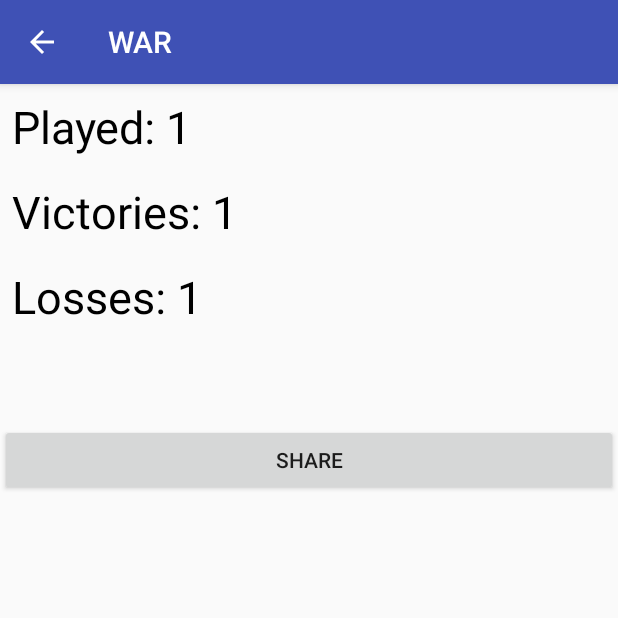
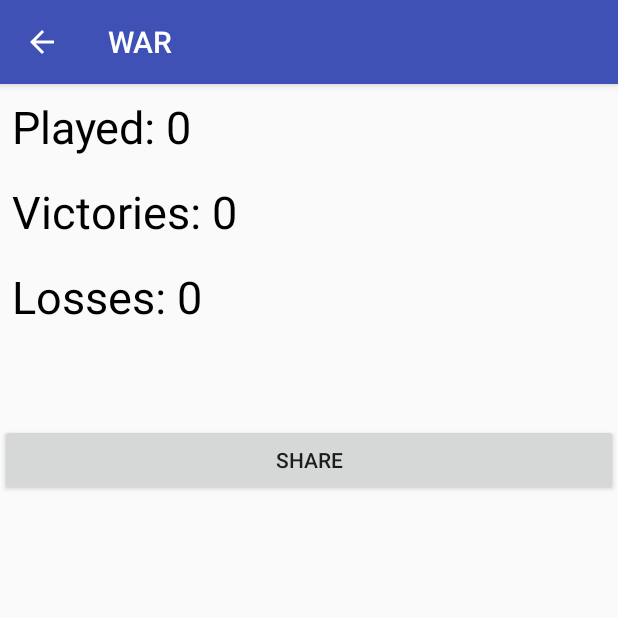
Before and after one commit to OSU-CS492-W18/final-project-team-6, an Android app: the screen it shows after launch (StatsActivity), after a tap on "STATS", on a phone screen of 412 x 824 dp, the top half of it. Run offline under Robolectric (Android 15) with nearby library versions, the phone set to English and light mode, and no system bars.

```diff
--- a/app/src/main/AndroidManifest.xml
+++ b/app/src/main/AndroidManifest.xml
@@ -18,7 +18,9 @@
         </activity>
         <activity
             android:name=".PlayActivity"
-            android:parentActivityName=".MainActivity">
+            android:parentActivityName=".MainActivity"
+            android:screenOrientation="portrait"
+            android:configChanges="orientation|keyboardHidden">
             <meta-data
                 android:name="android.support.PARENT_ACTIVITY"
                 android:value=".MainActivity"/>
--- a/app/src/main/java/com/example/me/war/StatsActivity.java
+++ b/app/src/main/java/com/example/me/war/StatsActivity.java
@@ -2,7 +2,6 @@ package com.example.me.war;
 
 import android.content.ContentValues;
 import android.content.Intent;
-import android.content.SharedPreferences;
 import android.database.Cursor;
 import android.database.sqlite.SQLiteDatabase;
 import android.os.Bundle;
@@ -57,44 +56,42 @@ public class StatsActivity extends AppCompatActivity {
             }
         });
         ArrayList<Integer> savedGamse = getDB();
-        add1(savedGamse.get(0));
+        //add1(savedGamse.get(0)); //--------------------------------------------------------ADD1
         setTVDB();
-//        mWinsTV.setText("Victories: HELLO WORLD I PLAY WAR AND WIN");
-//        mLossesTV.setText("Defeats: DANG IT! I'VE LOST MY GAME");
-//        mGamesPlayedTV.setText("Games Played: I'VE PLAYED THIS MANY GAMES");
-//        mWinLossRatioTV.setText("Win - Loss Ratio: WIN/LOSS");
-
-//        SharedPreferences sharedPreferences = PreferenceManager.getDefaultSharedPreferences(this);
-//        mForecastLocation = sharedPreferences.getString(
-//                getString(R.string.pref_location_key),
-//                getString(R.string.pref_location_default_value)
-//        );
-//        String temperatureUnitsValue = sharedPreferences.getString(
-//                getString(R.string.pref_units_key),
-//                getString(R.string.pref_units_default_value)
-//        );
     }
 
     private ArrayList<Integer> getDB(){
-        Cursor cursor = mDB.query(WarContract.savedGames.TABLE_NAME, null, null, null, null, null, null, null);
-
+        Cursor cursor = mDB.query(
+                WarContract.savedGames.TABLE_NAME,
+                null,
+                null,
+                null,
+                null,
+                null,
+                null,
+                null
+        );
         ArrayList<Integer> savedGames = new ArrayList<>();
-        Log.e("!!!!!!","hererererer");
+        Log.e("StatsActivity","getDB");
         while(cursor.moveToNext()){
             int wins = cursor.getInt(cursor.getColumnIndex(WarContract.savedGames.COLUMN_GAMES_WON));
             savedGames.add(wins); // games[0]
-            Log.e("WINS # SIZE: ", Integer.toString(savedGames.size()));
+            //Log.e("WINS # SIZE: ", Integer.toString(savedGames.size()));
             int loss = cursor.getInt(cursor.getColumnIndex(WarContract.savedGames.COLUMN_GAMES_LOST));
             savedGames.add(loss); //games[1]
             int played = cursor.getInt(cursor.getColumnIndex(WarContract.savedGames.COLUMN_GAMES_PLAYED));
             savedGames.add(played); //games[2]
         }
         cursor.close();
+
         return savedGames;
+    }
+
+    @Override
+    public void onPause() {
+        super.onPause();
 
     }
-
-
 
     public void add1(int vals){
         ContentValues row = new ContentValues();
@@ -104,6 +101,8 @@ public class StatsActivity extends AppCompatActivity {
         mDB.update(WarContract.savedGames.TABLE_NAME, row, null, null);
 
     }
+
+
     private void setTVDB(){
         ArrayList<Integer> savedGames = getDB();
         if(savedGames.size() > 0) {
@@ -119,35 +118,4 @@ public class StatsActivity extends AppCompatActivity {
             mGamesPlayedTV.setText("Played: " + 0);
         }
     }
-//    @Override
-//    public boolean onCreateOptionsMenu(Menu menu) {
-//        getMenuInflater().inflate(R.menu.forecast_item_detail, menu);
-//        return true;
-//    }
-
-//    @Override
-//    public boolean onOptionsItemSelected(MenuItem item) {
-//        switch (item.getItemId()) {
-//            case R.id.action_share:
-//                shareForecast();
-//                return true;
-//            default:
-//                return super.onOptionsItemSelected(item);
-//        }
-//    }
-
-//    public void shareForecast() {
-//        if (mForecastItem != null) {
-//            String shareText = "Weather for " + mForecastLocation +
-//                    ", " + DATE_FORMATTER.format(mForecastItem.dateTime) +
-//                    ": " + mForecastItem.temperature + mTemperatureUnitsAbbr +
-//                    " - " + mForecastItem.description +
-//                    " " + FORECAST_HASHTAG;
-//            ShareCompat.IntentBuilder.from(this)
-//                    .setType("text/plain")
-//                    .setText(shareText)
-//                    .setChooserTitle(R.string.share_chooser_title)
-//                    .startChooser();
-//        }
-//    }
 }
```
Also changed, not shown: 975 other files.
